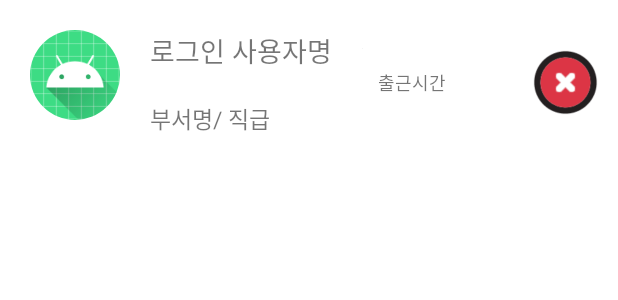
After one commit to tnalss/YH_Company, an Android app: the layout fragment_home.xml on its own in the app's theme, with its tools: preview values and no code run, on a phone screen of 412 x 824 dp. The commit adds this screen. Shown: the top 300 px of the screen. Run offline under Robolectric (Android 15) with nearby library versions, the phone set to English and light mode, and no system bars.

Commit message:
바텀네비 메인을홈으로바꿈 써클이미지뷰라이브러리추가

```diff
--- a/LastProject/app/build.gradle
+++ b/LastProject/app/build.gradle
@@ -55,5 +55,10 @@ dependencies {
     //네이버 로그인
     implementation 'com.navercorp.nid:oauth:5.3.0' // jdk 11
 
+    //이미지 넣는 glide
     implementation 'com.github.bumptech.glide:glide:4.11.0'
+
+    //동그란 이미지 circle image view 23/1/2 csm
+    implementation group: 'de.hdodenhof', name: 'circleimageview', version: '3.1.0'
+
 }
--- a/LastProject/app/src/main/java/com/example/lastproject/MainActivity.java
+++ b/LastProject/app/src/main/java/com/example/lastproject/MainActivity.java
@@ -9,6 +9,7 @@ import android.os.Bundle;
 
 import com.example.lastproject.databinding.ActivityMainBinding;
 import com.example.lastproject.ea.EaFragment;
+import com.example.lastproject.home.HomeFragment;
 
 
 public class MainActivity extends AppCompatActivity {
@@ -21,10 +22,11 @@ public class MainActivity extends AppCompatActivity {
         binding = ActivityMainBinding.inflate(getLayoutInflater());
         setContentView(binding.getRoot());
         getSupportActionBar().hide();
-
+        changeFragment(new HomeFragment());
         binding.btmNav.setOnItemSelectedListener(item -> {
             if ( item.getItemId()== R.id.btm_item1 ) {
                 //홈
+                changeFragment(new HomeFragment());
             }   else if ( item.getItemId() == R.id.btm_item2 ){
                 //일정
             }   else if ( item.getItemId() == R.id.btm_item3 ){
--- /dev/null
+++ b/LastProject/app/src/main/java/com/example/lastproject/common/Common.java
@@ -0,0 +1,5 @@
+package com.example.lastproject.common;
+
+public class Common {
+
+}
--- /dev/null
+++ b/LastProject/app/src/main/java/com/example/lastproject/home/HomeFragment.java
@@ -0,0 +1,21 @@
+package com.example.lastproject.home;
+
+import android.os.Bundle;
+
+import androidx.fragment.app.Fragment;
+
+import android.view.LayoutInflater;
+import android.view.View;
+import android.view.ViewGroup;
+
+import com.example.lastproject.R;
+
+public class HomeFragment extends Fragment {
+
+    @Override
+    public View onCreateView(LayoutInflater inflater, ViewGroup container,
+                             Bundle savedInstanceState) {
+
+        return inflater.inflate(R.layout.fragment_home, container, false);
+    }
+}
--- /dev/null
+++ b/LastProject/app/src/main/res/drawable/ic_chevron_right.xml
@@ -0,0 +1,5 @@
+<vector android:height="24dp" android:tint="#000000"
+    android:viewportHeight="24" android:viewportWidth="24"
+    android:width="24dp" xmlns:android="http://schemas.android.com/apk/res/android">
+    <path android:fillColor="@android:color/white" android:pathData="M10,6L8.59,7.41 13.17,12l-4.58,4.59L10,18l6,-6z"/>
+</vector>
--- /dev/null
+++ b/LastProject/app/src/main/res/layout/fragment_home.xml
@@ -0,0 +1,98 @@
+<?xml version="1.0" encoding="utf-8"?>
+<LinearLayout xmlns:android="http://schemas.android.com/apk/res/android"
+    xmlns:tools="http://schemas.android.com/tools"
+    android:layout_width="match_parent"
+    android:layout_height="match_parent"
+    tools:context=".home.HomeFragment"
+    android:orientation="vertical">
+
+    <!--상단 사용자 정보-->
+    <LinearLayout
+        android:padding="10dp"
+        android:layout_width="match_parent"
+        android:layout_height="wrap_content"
+        android:orientation="horizontal">
+        <de.hdodenhof.circleimageview.CircleImageView
+            android:id="@+id/iv_emp_profile"
+             android:padding="10dp"
+             android:layout_width="80dp"
+             android:layout_height="80dp"
+             android:src="@mipmap/ic_launcher"/>
+
+        <LinearLayout
+            android:layout_weight="1"
+            android:layout_width="0dp"
+            android:layout_height="wrap_content"
+            android:orientation="vertical">
+            <LinearLayout
+                android:layout_width="wrap_content"
+                android:layout_height="wrap_content"
+                android:orientation="horizontal">
+            <TextView
+                android:id="@+id/tv_emp_name"
+            android:padding="10dp"
+            style="@style/main_size"
+            android:layout_width="wrap_content"
+            android:layout_height="wrap_content"
+            android:text="로그인 사용자명"/>
+                <ImageView
+                    android:id="@+id/iv_emp_detail"
+                    android:padding="10dp"
+                    android:src="@drawable/ic_chevron_right"
+                    android:layout_width="wrap_content"
+                    android:layout_height="wrap_content"/>
+
+            </LinearLayout>
+            <TextView
+                android:id="@+id/emp_dep_rank"
+                android:padding="10dp"
+                style="@style/sub_size"
+                android:text="부서명/ 직급"
+                android:layout_width="wrap_content"
+                android:layout_height="wrap_content"/>
+        </LinearLayout>
+        <RelativeLayout
+            android:layout_gravity="center"
+            android:layout_width="150dp"
+            android:layout_height="wrap_content">
+            <!--출근시 출근시간 현재 출근상태가 아니라면 출근 처리 유도해주세요.-->
+            <TextView
+                android:id="@+id/ontime"
+                style="@style/small_size"
+                android:layout_centerVertical="true"
+                android:text="출근시간"
+                android:layout_width="wrap_content"
+                android:layout_height="wrap_content"/>
+            <FrameLayout
+                android:layout_alignParentRight="true"
+                android:layout_width="50dp"
+                android:layout_height="50dp">
+
+                <!--출근시 iv_on_work를 visibility로 해주세요-->
+            <ImageView
+                android:id="@+id/iv_on_work"
+                android:visibility="gone"
+                android:src="@drawable/iv_v_green"
+                android:layout_width="50dp"
+                android:layout_height="50dp"/>
+                <ImageView
+                android:src="@drawable/iv_x_red"
+                android:layout_width="50dp"
+                android:layout_height="50dp"/>
+            </FrameLayout>
+
+        </RelativeLayout>
+
+    </LinearLayout>
+
+    <!--일정따서 일정넣던가-->
+
+    <!-- 공지사항 이미지 배너 캐러셀 -->
+        <!--클론코딩에서한거 돌려막기 뷰페이저 2 이용-->
+
+
+    <!--메뉴 디자인 필요-->
+
+
+
+</LinearLayout>
--- a/LastProject/app/src/main/res/menu/btm_menu_nav.xml
+++ b/LastProject/app/src/main/res/menu/btm_menu_nav.xml
@@ -5,7 +5,7 @@
         android:id="@+id/btm_item1"
         android:icon="@drawable/ic_home"
         android:enabled="true"
-        android:title="메인"
+        android:title="홈"
         />
 
     <item
--- a/LastProject/app/src/main/res/values/strings.xml
+++ b/LastProject/app/src/main/res/values/strings.xml
@@ -1,6 +1,5 @@
 <resources>
     <string name="app_name">LastProject</string>
-    <string name="login_text">Login to access \nbookmarks and idontknow what i typed.</string>
     <!-- TODO: Remove or change this placeholder text -->
     <string name="hello_blank_fragment">Hello blank fragment</string>
 </resources>
```
Also changed, not shown: LastProject/app/src/main/res/drawable/iv_v_green.png (added), LastProject/app/src/main/res/drawable/iv_x_red.png (added).
